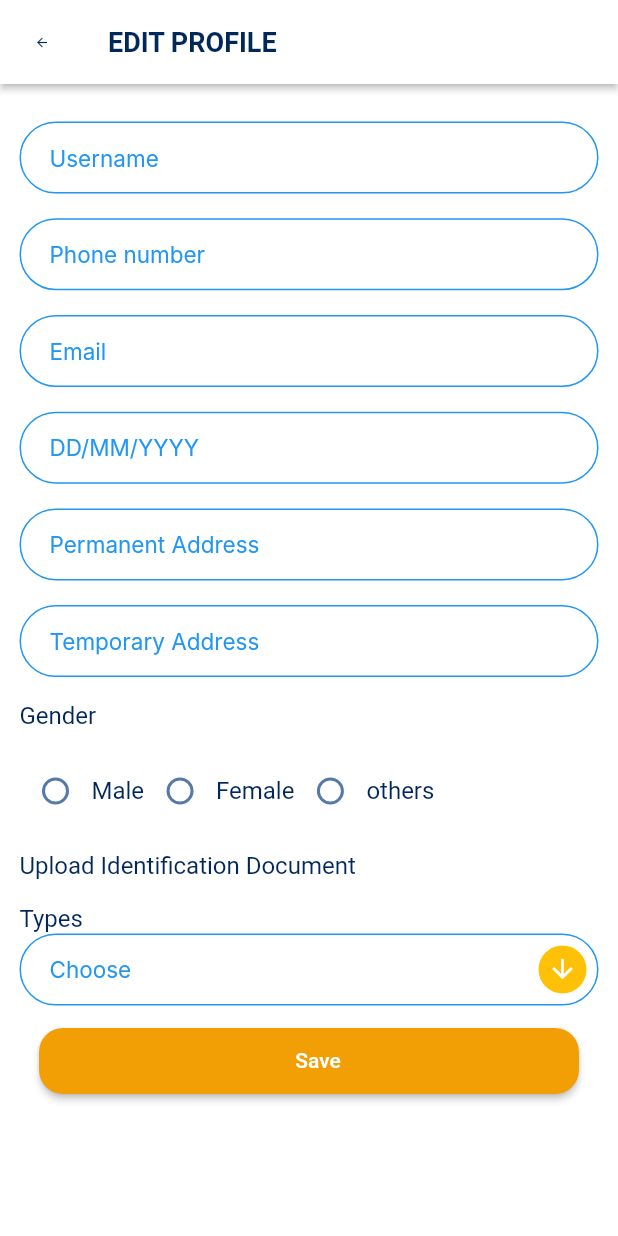
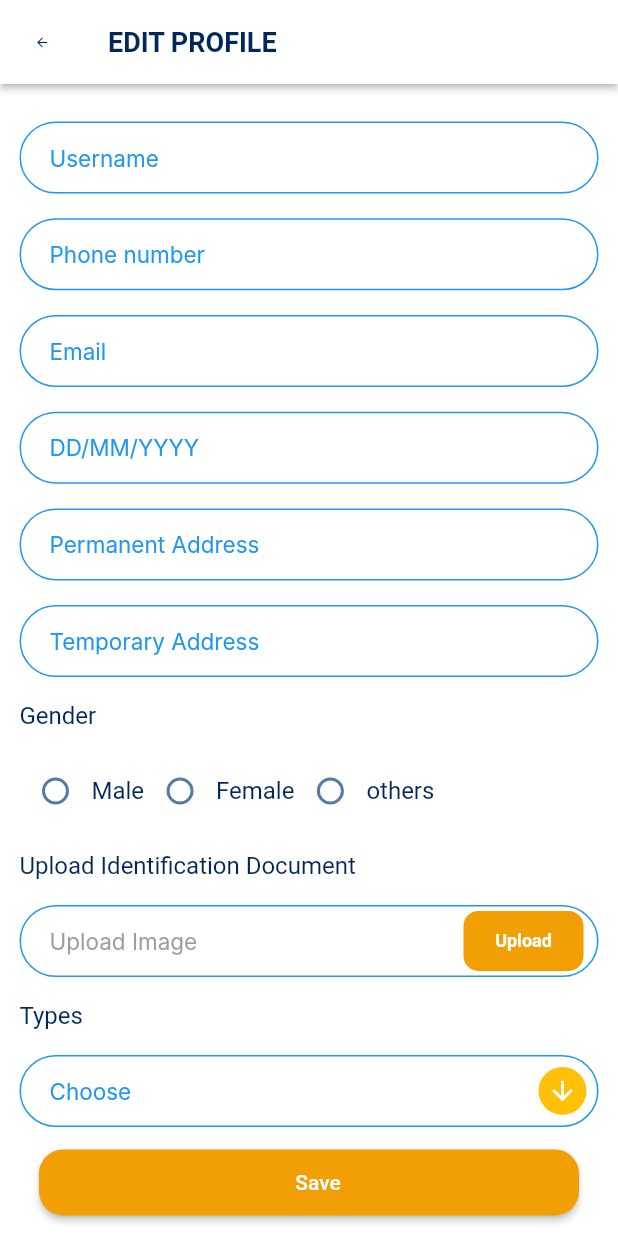
Before and after one commit to Damodar009/salesforce, a Flutter app: the EditProfileScreen screen opened directly, on a phone screen of 412 x 824 dp. Run offline on Flutter 3.47's test engine with Material 2 defaults, Android fonts, the phone set to English and light mode, and no system bars; drawn by our look-alikes of date_time_picker; our stand-ins replace bloc, dartz, dio, equatable, flutter_bloc, flutter_map and 13 more; missing offline and left inert: background_location, dart:ffi, mac_address; accounts and stored records are empty; Roboto replaces fonts that are missing (DMSans, Inter).

Commit message:
get profile

```diff
--- a/lib/domain/entities/userDetail.dart
+++ b/lib/domain/entities/userDetail.dart
@@ -2,27 +2,27 @@ import 'package:equatable/equatable.dart';
 
 class UserDetails extends Equatable {
   final String? id;
-  final String fullName;
-  final String gender;
+  final String? fullName;
+  final String? gender;
   final String? dob;
   final String? path;
-  final String permanentAddress;
-  final String temporaryAddress;
+  final String? permanentAddress;
+  final String? temporaryAddress;
   final String? userDocument;
   final String? user_detail_id;
-  final String contactNumber2;
+  final String? contactNumber2;
 
-  UserDetails(
-      {required this.fullName,
+  const UserDetails(
+      { this.fullName,
       this.id,
       this.dob,
       this.path,
       this.userDocument,
       this.user_detail_id,
-      required this.gender,
-      required this.permanentAddress,
-      required this.temporaryAddress,
-      required this.contactNumber2});
+       this.gender,
+       this.permanentAddress,
+       this.temporaryAddress,
+       this.contactNumber2});
 
   @override
   // TODO: implement props
--- a/lib/domain/entities/userDetailsData.dart
+++ b/lib/domain/entities/userDetailsData.dart
@@ -4,25 +4,25 @@ import 'package:salesforce/data/models/userDetailModel.dart';
 import 'package:salesforce/domain/entities/userDetail.dart';
 
 class UserDetailsData extends Equatable {
-  final String roleName;
-  final String roleId;
-  final String phoneNumber;
-  final String id;
-  final String email;
-  final bool status;
-  final UserDetailsModel userDetail;
+  final String? roleName;
+  final String? roleId;
+  final String? phoneNumber;
+  final String? id;
+  final String? email;
+  final bool? status;
+  final UserDetailsModel? userDetail;
 
   const UserDetailsData(
-      {required this.email,
-      required this.id,
-      required this.phoneNumber,
-      required this.roleId,
-      required this.roleName,
-      required this.status,
-      required this.userDetail});
+      { this.email,
+       this.id,
+       this.phoneNumber,
+       this.roleId,
+       this.roleName,
+       this.status,
+       this.userDetail});
 
   @override
   // TODO: implement props
-  List<Object> get props =>
+  List<Object?> get props =>
       [roleName, roleId, phoneNumber, id, email, status, userDetail];
 }
--- a/lib/domain/repositories/repository.dart
+++ b/lib/domain/repositories/repository.dart
@@ -1,4 +1,5 @@
 import 'package:dartz/dartz.dart';
+import 'package:salesforce/data/models/userDetailsDataModel.dart';
 import 'package:salesforce/domain/entities/retailerPojo.dart';
 import 'package:salesforce/domain/entities/userData.dart';
 import 'package:salesforce/domain/entities/userDetail.dart';
--- a/lib/domain/usecases/usecasesForRemoteSource.dart
+++ b/lib/domain/usecases/usecasesForRemoteSource.dart
@@ -2,6 +2,7 @@ import 'dart:async';
 
 import 'package:dartz/dartz.dart';
 import 'package:injectable/injectable.dart';
+import 'package:salesforce/data/models/userDetailsDataModel.dart';
 import 'package:salesforce/domain/entities/retailerPojo.dart';
 import 'package:salesforce/domain/entities/salesPerson.dart';
 import 'package:salesforce/domain/entities/userDetail.dart';
@@ -36,9 +37,8 @@ abstract class UseCaseForRemoteSource {
 @injectable
 class UseCaseForRemoteSourceimpl implements UseCaseForRemoteSource {
   var repository = getIt<Repository>();
-  UseCaseForRemoteSourceimpl(this.repository) {
-    print("the usecase for remote soure impl is created ");
-  }
+  UseCaseForRemoteSourceimpl(this.repository);
+
 
   @override
   Future<Either<Failure, UserData>> login(
@@ -80,7 +80,6 @@ class UseCaseForRemoteSourceimpl implements UseCaseForRemoteSource {
   @override
   Future<Either<Failure, DepotProductRetailer>>
       getDepotProductRetailerDropDown() async {
-    print("use case for remote source");
     return await repository.getDepotProductRetailerDropDown();
   }
 
@@ -98,6 +97,7 @@ class UseCaseForRemoteSourceimpl implements UseCaseForRemoteSource {
   @override
   Future<Either<Failure, UserDetails>> saveUserDetails(
       UserDetails userDetails) async {
+
     return await repository.saveUserDetails(userDetails);
   }
 
--- a/lib/presentation/blocs/profile_bloc/profile_state.dart
+++ b/lib/presentation/blocs/profile_bloc/profile_state.dart
@@ -14,11 +14,11 @@ class ProfileInitial extends ProfileState {}
 class GetProfileLoadingState extends ProfileState {}
 
 class GetProfileLoadedState extends ProfileState {
-  final UserDetailsData userDetailsData;
-  const GetProfileLoadedState({required this.userDetailsData});
+  final UserDetailsData userDetailsdata;
+  const GetProfileLoadedState({required this.userDetailsdata});
 
   @override
-  List<Object> get props => [userDetailsData];
+  List<Object> get props => [userDetailsdata];
 }
 
 class GetProfileFailedState extends ProfileState {}
--- a/lib/presentation/pages/editProfile.dart
+++ b/lib/presentation/pages/editProfile.dart
@@ -1,6 +1,10 @@
+import 'dart:io';
+
 import 'package:date_time_picker/date_time_picker.dart';
 import 'package:flutter/material.dart';
+import 'package:flutter/services.dart';
 import 'package:flutter_bloc/flutter_bloc.dart';
+import 'package:image_picker/image_picker.dart';
 import 'package:salesforce/domain/entities/userDetail.dart';
 import 'package:salesforce/domain/usecases/usecasesForRemoteSource.dart';
 import 'package:salesforce/injectable.dart';
@@ -202,7 +206,14 @@ class _EditProfileScreenState extends State<EditProfileScreen> {
                       SizedBox(
                         height: heightBetweenTextField,
                       ),
+                      imageUpload(),
+                      SizedBox(
+                        height: heightBetweenTextField,
+                      ),
                       const Text('Types'),
+                      SizedBox(
+                        height: heightBetweenTextField,
+                      ),
                       SizedBox(
                         width: MediaQuery.of(context).size.width,
                         child: textFeildWithDropDown(
@@ -258,3 +269,82 @@ Widget radioButtonWidget(
     ],
   );
 }
+
+Widget imageUpload() {
+  File _image;
+  final picker = ImagePicker();
+  return Stack(
+    // textDirection: TextDirection.rtl,
+    children: [
+      const TextField(
+        decoration: InputDecoration(
+            fillColor: Colors.white,
+            errorStyle: TextStyle(color: AppColors.primaryColor),
+            border: OutlineInputBorder(
+              borderRadius: BorderRadius.all(
+                Radius.circular(15.0),
+              ),
+              borderSide: BorderSide(color: AppColors.textFeildINputBorder),
+            ),
+            filled: true,
+            hintStyle: TextStyle(
+              color: Colors.grey,
+              fontFamily: 'Inter',
+              fontSize: 15,
+            ),
+            hintText: 'Upload Image',
+            contentPadding: EdgeInsets.symmetric(horizontal: 20, vertical: 5),
+            focusedBorder: OutlineInputBorder(
+                borderSide: BorderSide(color: Colors.blue),
+                borderRadius: BorderRadius.all(
+                  Radius.circular(30.0),
+                )),
+            enabledBorder: OutlineInputBorder(
+                borderSide: BorderSide(color: Colors.blue),
+                borderRadius: BorderRadius.all(
+                  Radius.circular(30.0),
+                ))),
+      ),
+      Positioned(
+          right: 10,
+          bottom: 4,
+          child: InkWell(
+            onTap: () {
+              Future selectOrTakePhoto() async {
+                final pickedFile =
+                    await picker.getImage(source: ImageSource.gallery);
+
+                print('object of iamge 1234');
+
+                // setState(() {
+                //   if (pickedFile != null) {
+                //     _image = File(pickedFile.path);
+                //     // Navigator.pushNamed(context, routeEdit,
+                //     //     arguments: _image);
+                //     print('object of image');
+                //   } else
+                //     print('No photo was selected or taken');
+                // });
+              }
+            },
+            child: Container(
+              height: 40,
+              width: 80,
+              decoration: BoxDecoration(
+                borderRadius: BorderRadius.circular(10),
+                color: AppColors.buttonColor,
+              ),
+              child: const Center(
+                child: Text(
+                  'Upload',
+                  style: TextStyle(
+                      fontSize: 12,
+                      color: Colors.white,
+                      fontWeight: FontWeight.bold),
+                ),
+              ),
+            ),
+          ))
+    ],
+  );
+}
```
Also changed, not shown: lib/data/datasource/remoteSource/remotesource.dart (+18 -24 lines), lib/data/datasource/remoteSource/salesDataRemoteSource.dart (+40 -40 lines), lib/data/models/userDetailModel.dart (+5 -5 lines), lib/data/models/userDetailsDataModel.dart (+7 -7 lines), lib/data/repository/repositories_impl.dart (+7 -3 lines), lib/main.dart (+33 -17 lines), lib/presentation/blocs/profile_bloc/profile_bloc.dart (+9 -10 lines), lib/presentation/pages/profilePage.dart (+7 -11 lines), lib/data/models/userDetailModel.g.dart, lib/data/models/userDetailsDataModel.g.dart, 1 other file.
